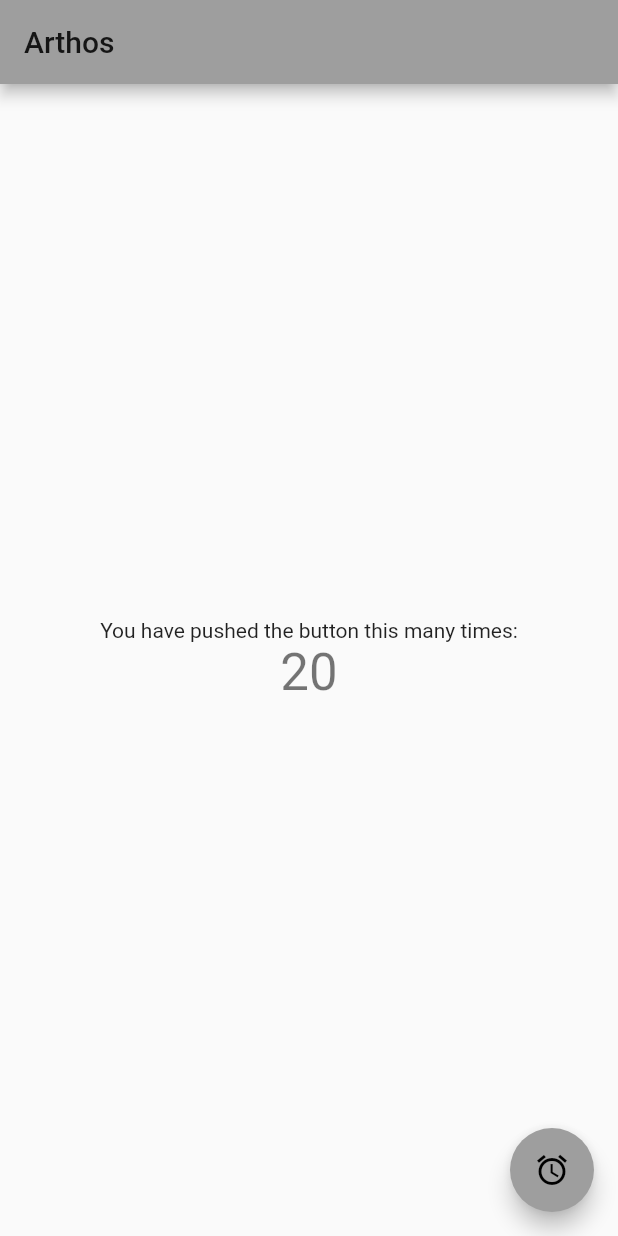
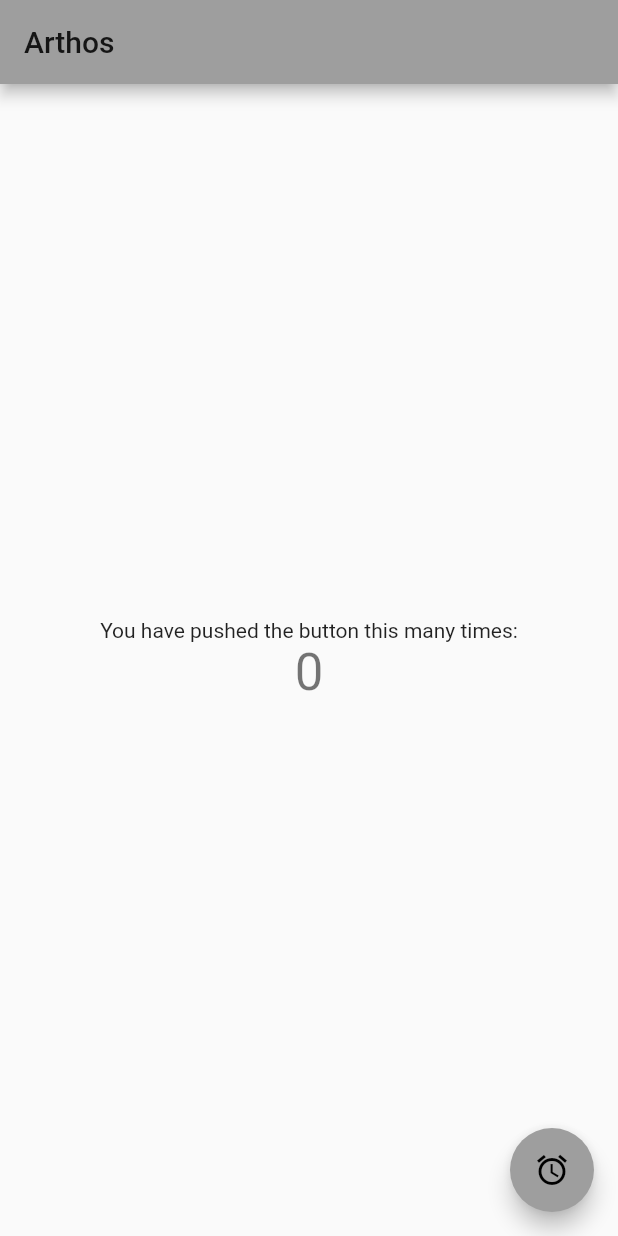
Before and after one commit to arthosbraga/flutter, a Flutter app: the screen it shows after launch, on a phone screen of 412 x 824 dp. Run offline on Flutter 3.47's test engine with Material 2 defaults, Android fonts, the phone set to English and light mode, and no system bars.

Commit message:
acertos de titulos

```diff
--- a/lib/main.dart
+++ b/lib/main.dart
@@ -7,7 +7,7 @@ class MyApp extends StatelessWidget {
   @override
   Widget build(BuildContext context) {
     return MaterialApp(
-      title: 'Flutter Demo',
+      title: 'Estudos de Flutter',
       theme: ThemeData(
         // This is the theme of your application.
         //
@@ -44,7 +44,7 @@ class MyHomePage extends StatefulWidget {
 }
 
 class _MyHomePageState extends State<MyHomePage> {
-  int _counter = 20;
+  int _counter = 0;
 
   void _incrementCounter() {
     setState(() {
```
